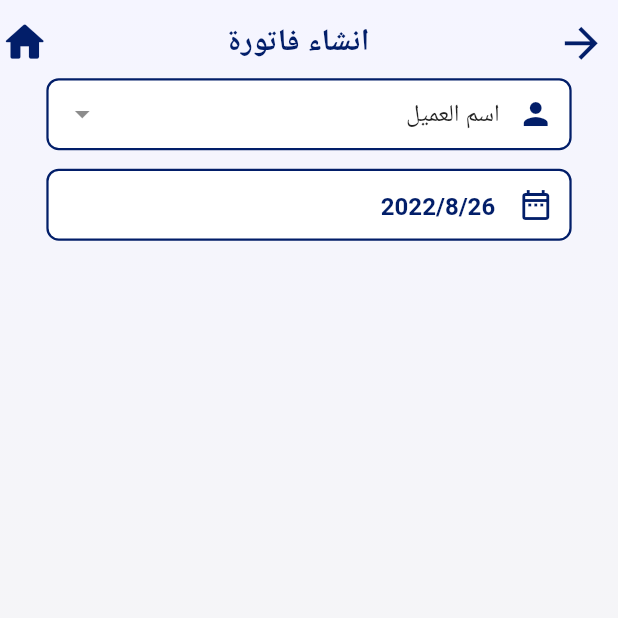
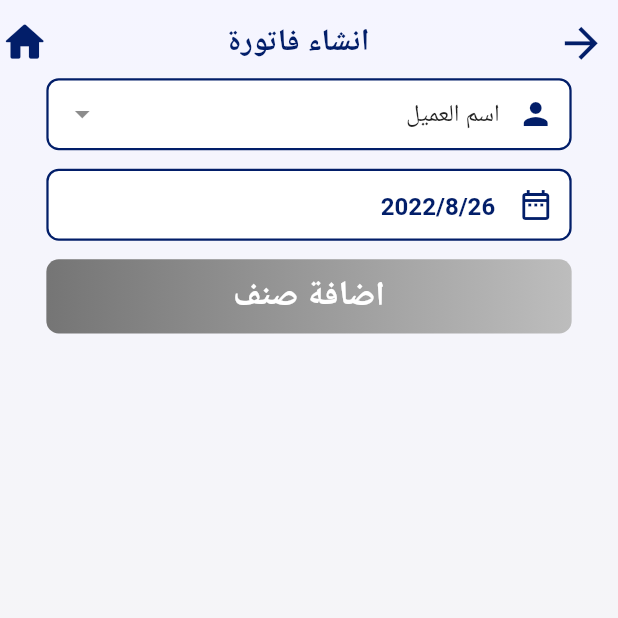
Before and after one commit to ahmednabil0/sales-app, a Flutter app: the CreateInvoice screen opened directly, on a phone screen of 412 x 824 dp, the top half of it. Run offline on Flutter 3.47's test engine with Material 2 defaults, Android fonts, the phone set to English and light mode, and no system bars; our stand-ins replace cloud_firestore, firebase_auth, firebase_core, flutter_svg, get, shared_preferences and 1 more; accounts and stored records are empty.

Commit message:
ahmed nabil 121

```diff
--- a/lib/veiw/components/bttons.dart
+++ b/lib/veiw/components/bttons.dart
@@ -34,6 +34,44 @@ class CustomButton extends StatelessWidget {
           txt: txt,
           size: Get.width * 0.05,
           fw: FontWeight.w700,
+          color: AppColors.backgroundColor,
+        ),
+      ),
+    );
+  }
+}
+
+// ignore: must_be_immutable
+class CustomButton4 extends StatelessWidget {
+  CustomButton4({
+    required this.ontap,
+    required this.txt,
+    Key? key,
+  }) : super(key: key);
+  String txt;
+  void Function() ontap;
+
+  @override
+  Widget build(BuildContext context) {
+    return InkWell(
+      onTap: ontap,
+      child: Container(
+        alignment: Alignment.center,
+        width: Get.width * 0.85,
+        height: Get.width * 0.12,
+        decoration: BoxDecoration(
+          borderRadius: BorderRadius.circular(
+            Get.width * 0.02,
+          ),
+          gradient: LinearGradient(
+              colors: [Colors.grey.shade600, Colors.grey.shade400],
+              begin: Alignment.centerLeft,
+              end: Alignment.centerRight),
+        ),
+        child: AppText(
+          txt: txt,
+          size: Get.width * 0.055,
+          fw: FontWeight.bold,
           color: AppColors.backgroundColor,
         ),
       ),
--- a/lib/veiw/components/drob_down.dart
+++ b/lib/veiw/components/drob_down.dart
@@ -9,6 +9,12 @@ SizedBox buildDrobDown({required InvoiceVeiwModel controller}) {
   return SizedBox(
     width: Get.width * 0.85,
     child: DropdownSearch<String>(
+        validator: (value) {
+          if (value == null || value.isEmpty) {
+            return '5'.tr;
+          }
+          return null;
+        },
         clearButtonProps: const ClearButtonProps(
             color: AppColors.primaryColor,
             isVisible: true,
--- a/lib/veiw/components/txt_frm_feilds/txt_forms.dart
+++ b/lib/veiw/components/txt_frm_feilds/txt_forms.dart
@@ -75,6 +75,7 @@ class TxtFrmFeild {
           }
           return null;
         },
+        readOnly: true,
         style: const TextStyle(
             color: AppColors.primaryColor, fontWeight: FontWeight.w600),
         decoration: InputDecoration(
--- a/lib/veiw/sceans/home/invoice/create_invoice.dart
+++ b/lib/veiw/sceans/home/invoice/create_invoice.dart
@@ -2,6 +2,7 @@ import 'package:flutter/material.dart';
 import 'package:get/get.dart';
 import 'package:new_app/veiw/components/app_bar.dart';
 import 'package:new_app/veiw/components/back_ground.dart';
+import 'package:new_app/veiw/components/bttons.dart';
 import 'package:new_app/veiw/components/drob_down.dart';
 import 'package:new_app/veiw/components/txt_frm_feilds/txt_forms.dart';
 import 'package:new_app/veiw_model/invoces/create_invoice_veiw_model.dart';
@@ -35,8 +36,13 @@ class CreateInvoice extends GetWidget<InvoiceVeiwModel> {
                   height: Get.width * 0.03,
                 ),
                 SizedBox(
-                    width: Get.width * 0.85,
-                    child: TxtFrmFeild.buildDateTxtForm(controller: dateCont))
+                  width: Get.width * 0.85,
+                  child: TxtFrmFeild.buildDateTxtForm(controller: dateCont),
+                ),
+                SizedBox(
+                  height: Get.width * 0.03,
+                ),
+                CustomButton4(ontap: () {}, txt: '21'.tr)
               ],
             ),
           ),
--- a/lib/veiw_model/localization/local.dart
+++ b/lib/veiw_model/localization/local.dart
@@ -24,7 +24,7 @@ class MyLocal implements Translations {
           "18": "تعديل فاتورة",
           "19": "انشاء فاتورة من امر بيع",
           "20": "اسم العميل",
-          "21": "",
+          "21": "اضافة صنف",
           "22": "",
           "23": "",
           "24": "",
@@ -51,7 +51,7 @@ class MyLocal implements Translations {
           "18": "update invoice",
           "19": "create invoice about sales",
           "20": "customer name",
-          "21": "",
+          "21": "add product",
           "22": "",
           "23": "",
           "24": "",
--- a/pubspec.yaml
+++ b/pubspec.yaml
@@ -73,6 +73,7 @@ flutter:
     - assets/svg/print_invoic.svg
     - assets/svg/invoice.svg
     - assets/svg/rent.svg
+    - assets/images/back.jpg
 
   # An image asset can refer to one or more resolution-specific "variants", see
   # https://flutter.dev/assets-and-images/#resolution-aware
```
Also changed, not shown: lib/veiw_model/data/home_data.dart (+5 -7 lines), assets/images/back.jpg (added).
